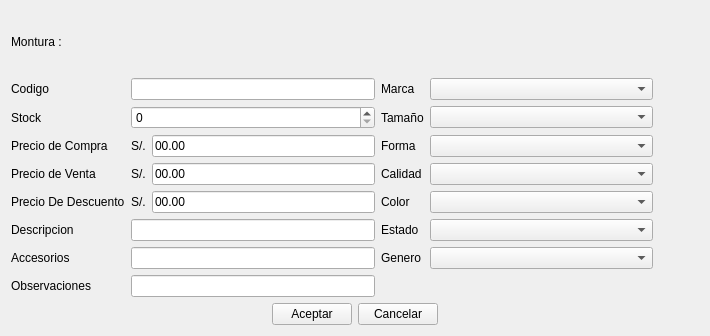
First picture: the form in producto/ui_agregarmontura.ui, repository rodety/manager, before the edit.
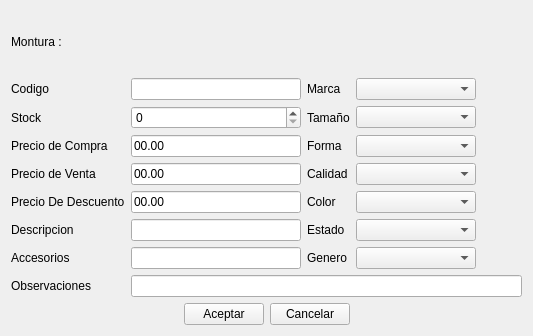
Second picture: the form after the edit. Icons and pictures are not drawn. Custom widgets are drawn as their Qt base class.

```diff
--- a/producto/ui_agregarmontura.ui
+++ b/producto/ui_agregarmontura.ui
@@ -6,7 +6,7 @@
    <rect>
     <x>0</x>
     <y>0</y>
-    <width>710</width>
+    <width>533</width>
     <height>336</height>
    </rect>
   </property>
@@ -14,104 +14,26 @@
    <string>Form</string>
   </property>
   <layout class="QGridLayout" name="gridLayout_2">
-   <item row="2" column="0">
-    <layout class="QHBoxLayout" name="horizontalLayout_2">
-     <item>
-      <spacer name="horizontalSpacer">
-       <property name="orientation">
-        <enum>Qt::Horizontal</enum>
-       </property>
-       <property name="sizeHint" stdset="0">
-        <size>
-         <width>40</width>
-         <height>20</height>
-        </size>
-       </property>
-      </spacer>
-     </item>
-     <item>
-      <widget class="QPushButton" name="pushButton_agregar">
-       <property name="text">
-        <string>Aceptar</string>
-       </property>
-       <property name="shortcut">
-        <string>Ctrl+G</string>
-       </property>
-      </widget>
-     </item>
-     <item>
-      <widget class="QPushButton" name="pushButton_cancelar">
-       <property name="text">
-        <string>Cancelar</string>
-       </property>
-       <property name="shortcut">
-        <string>Esc</string>
-       </property>
-      </widget>
-     </item>
-     <item>
-      <spacer name="horizontalSpacer_2">
-       <property name="orientation">
-        <enum>Qt::Horizontal</enum>
-       </property>
-       <property name="sizeHint" stdset="0">
-        <size>
-         <width>40</width>
-         <height>20</height>
-        </size>
-       </property>
-      </spacer>
-     </item>
-    </layout>
-   </item>
-   <item row="1" column="0">
-    <layout class="QGridLayout" name="gridLayout_3">
+   <item row="0" column="0">
+    <layout class="QGridLayout" name="gridLayout">
      <item row="0" column="0">
+      <widget class="QLabel" name="label_tiulo">
+       <property name="text">
+        <string>Montura :</string>
+       </property>
+      </widget>
+     </item>
+     <item row="1" column="0">
       <widget class="QLabel" name="label_2">
        <property name="text">
         <string>Codigo</string>
        </property>
       </widget>
      </item>
-     <item row="0" column="1" colspan="2">
+     <item row="1" column="1">
       <widget class="QLineEdit" name="lineEdit_codigo"/>
      </item>
-     <item row="2" column="1">
-      <widget class="QLabel" name="label_16">
-       <property name="text">
-        <string>S/.</string>
-       </property>
-      </widget>
-     </item>
-     <item row="3" column="1">
-      <widget class="QLabel" name="label_17">
-       <property name="text">
-        <string>S/.</string>
-       </property>
-      </widget>
-     </item>
-     <item row="1" column="0">
-      <widget class="QLabel" name="label_4">
-       <property name="text">
-        <string>Stock</string>
-       </property>
-      </widget>
-     </item>
-     <item row="4" column="0">
-      <widget class="QLabel" name="label_7">
-       <property name="text">
-        <string>Precio De Descuento</string>
-       </property>
-      </widget>
-     </item>
-     <item row="2" column="0">
-      <widget class="QLabel" name="label_13">
-       <property name="text">
-        <string>Precio de Compra</string>
-       </property>
-      </widget>
-     </item>
-     <item row="0" column="3">
+     <item row="1" column="2">
       <widget class="QLabel" name="label_8">
        <property name="sizePolicy">
         <sizepolicy hsizetype="Preferred" vsizetype="Preferred">
@@ -124,134 +46,114 @@
        </property>
       </widget>
      </item>
-     <item row="2" column="2">
-      <widget class="QLineEdit" name="lineEdit_precioCompra">
-       <property name="text">
-        <string>00.00</string>
+     <item row="1" column="3">
+      <widget class="MyComboBox" name="comboBox_marca">
+       <property name="sizePolicy">
+        <sizepolicy hsizetype="Expanding" vsizetype="Fixed">
+         <horstretch>0</horstretch>
+         <verstretch>0</verstretch>
+        </sizepolicy>
        </property>
       </widget>
      </item>
-     <item row="4" column="2">
-      <widget class="QLineEdit" name="lineEdit_precioDescuento">
-       <property name="minimumSize">
-        <size>
-         <width>170</width>
-         <height>0</height>
-        </size>
+     <item row="1" column="4">
+      <widget class="QPushButton" name="pushButton_xmarca">
+       <property name="sizePolicy">
+        <sizepolicy hsizetype="Fixed" vsizetype="Fixed">
+         <horstretch>0</horstretch>
+         <verstretch>0</verstretch>
+        </sizepolicy>
        </property>
        <property name="text">
-        <string>00.00</string>
+        <string/>
        </property>
-      </widget>
-     </item>
-     <item row="3" column="0">
-      <widget class="QLabel" name="label_12">
-       <property name="text">
-        <string>Precio de Venta</string>
+       <property name="icon">
+        <iconset resource="../Icons/Icons.qrc">
+         <normaloff>:/Icons/1349716373_monotone_close_exit_delete_small.png</normaloff>:/Icons/1349716373_monotone_close_exit_delete_small.png</iconset>
        </property>
-      </widget>
-     </item>
-     <item row="7" column="0">
-      <widget class="QLabel" name="label">
-       <property name="text">
-        <string>Observaciones</string>
+       <property name="autoDefault">
+        <bool>false</bool>
        </property>
+       <property name="flat">
+        <bool>true</bool>
+       </property>
       </widget>
      </item>
-     <item row="3" column="2">
-      <widget class="QLineEdit" name="lineEdit_precioVenta">
+     <item row="2" column="0">
+      <widget class="QLabel" name="label_4">
        <property name="text">
-        <string>00.00</string>
+        <string>Stock</string>
        </property>
       </widget>
      </item>
-     <item row="1" column="1" colspan="2">
+     <item row="2" column="1">
       <widget class="QSpinBox" name="spinBox_stock">
        <property name="maximum">
         <number>999999999</number>
        </property>
       </widget>
      </item>
-     <item row="4" column="5">
-      <widget class="QPushButton" name="pushButton_xcolor">
+     <item row="2" column="2">
+      <widget class="QLabel" name="label_9">
        <property name="sizePolicy">
-        <sizepolicy hsizetype="Fixed" vsizetype="Fixed">
+        <sizepolicy hsizetype="Preferred" vsizetype="Preferred">
          <horstretch>0</horstretch>
          <verstretch>0</verstretch>
         </sizepolicy>
        </property>
        <property name="text">
-        <string/>
-       </property>
-       <property name="icon">
-        <iconset resource="../Icons/Icons.qrc">
-         <normaloff>:/Icons/1349716373_monotone_close_exit_delete_small.png</normaloff>:/Icons/1349716373_monotone_close_exit_delete_small.png</iconset>
-       </property>
-       <property name="autoDefault">
-        <bool>false</bool>
-       </property>
-       <property name="flat">
-        <bool>true</bool>
-       </property>
-      </widget>
-     </item>
-     <item row="0" column="4">
-      <widget class="MyComboBox" name="comboBox_marca">
-       <property name="sizePolicy">
-        <sizepolicy hsizetype="Expanding" vsizetype="Fixed">
-         <horstretch>0</horstretch>
-         <verstretch>0</verstretch>
-        </sizepolicy>
-       </property>
-      </widget>
-     </item>
-     <item row="0" column="5">
-      <widget class="QPushButton" name="pushButton_xmarca">
-       <property name="sizePolicy">
-        <sizepolicy hsizetype="Fixed" vsizetype="Fixed">
-         <horstretch>0</horstretch>
-         <verstretch>0</verstretch>
-        </sizepolicy>
-       </property>
-       <property name="text">
-        <string/>
-       </property>
-       <property name="icon">
-        <iconset resource="../Icons/Icons.qrc">
-         <normaloff>:/Icons/1349716373_monotone_close_exit_delete_small.png</normaloff>:/Icons/1349716373_monotone_close_exit_delete_small.png</iconset>
-       </property>
-       <property name="autoDefault">
-        <bool>false</bool>
-       </property>
-       <property name="flat">
-        <bool>true</bool>
-       </property>
-      </widget>
-     </item>
-     <item row="1" column="5">
-      <widget class="QPushButton" name="pushButton_xtamanio">
-       <property name="sizePolicy">
-        <sizepolicy hsizetype="Fixed" vsizetype="Fixed">
-         <horstretch>0</horstretch>
-         <verstretch>0</verstretch>
-        </sizepolicy>
-       </property>
-       <property name="text">
-        <string/>
-       </property>
-       <property name="icon">
-        <iconset resource="../Icons/Icons.qrc">
-         <normaloff>:/Icons/1349716373_monotone_close_exit_delete_small.png</normaloff>:/Icons/1349716373_monotone_close_exit_delete_small.png</iconset>
-       </property>
-       <property name="autoDefault">
-        <bool>false</bool>
-       </property>
-       <property name="flat">
-        <bool>true</bool>
+        <string>Tamaño</string>
        </property>
       </widget>
      </item>
      <item row="2" column="3">
+      <widget class="MyComboBox" name="comboBox_tamanio">
+       <property name="sizePolicy">
+        <sizepolicy hsizetype="Expanding" vsizetype="Fixed">
+         <horstretch>0</horstretch>
+         <verstretch>0</verstretch>
+        </sizepolicy>
+       </property>
+      </widget>
+     </item>
+     <item row="2" column="4">
+      <widget class="QPushButton" name="pushButton_xtamanio">
+       <property name="sizePolicy">
+        <sizepolicy hsizetype="Fixed" vsizetype="Fixed">
+         <horstretch>0</horstretch>
+         <verstretch>0</verstretch>
+        </sizepolicy>
+       </property>
+       <property name="text">
+        <string/>
+       </property>
+       <property name="icon">
+        <iconset resource="../Icons/Icons.qrc">
+         <normaloff>:/Icons/1349716373_monotone_close_exit_delete_small.png</normaloff>:/Icons/1349716373_monotone_close_exit_delete_small.png</iconset>
+       </property>
+       <property name="autoDefault">
+        <bool>false</bool>
+       </property>
+       <property name="flat">
+        <bool>true</bool>
+       </property>
+      </widget>
+     </item>
+     <item row="3" column="0">
+      <widget class="QLabel" name="label_13">
+       <property name="text">
+        <string>Precio de Compra</string>
+       </property>
+      </widget>
+     </item>
+     <item row="3" column="1">
+      <widget class="QLineEdit" name="lineEdit_precioCompra">
+       <property name="text">
+        <string>00.00</string>
+       </property>
+      </widget>
+     </item>
+     <item row="3" column="2">
       <widget class="QLabel" name="label_10">
        <property name="sizePolicy">
         <sizepolicy hsizetype="Preferred" vsizetype="Preferred">
@@ -264,7 +166,7 @@
        </property>
       </widget>
      </item>
-     <item row="2" column="4">
+     <item row="3" column="3">
       <widget class="MyComboBox" name="comboBox_forma">
        <property name="sizePolicy">
         <sizepolicy hsizetype="Expanding" vsizetype="Fixed">
@@ -274,7 +176,7 @@
        </property>
       </widget>
      </item>
-     <item row="2" column="5">
+     <item row="3" column="4">
       <widget class="QPushButton" name="pushButton_xforma">
        <property name="sizePolicy">
         <sizepolicy hsizetype="Fixed" vsizetype="Fixed">
@@ -297,7 +199,21 @@
        </property>
       </widget>
      </item>
-     <item row="3" column="3">
+     <item row="4" column="0">
+      <widget class="QLabel" name="label_12">
+       <property name="text">
+        <string>Precio de Venta</string>
+       </property>
+      </widget>
+     </item>
+     <item row="4" column="1">
+      <widget class="QLineEdit" name="lineEdit_precioVenta">
+       <property name="text">
+        <string>00.00</string>
+       </property>
+      </widget>
+     </item>
+     <item row="4" column="2">
       <widget class="QLabel" name="label_11">
        <property name="sizePolicy">
         <sizepolicy hsizetype="Preferred" vsizetype="Preferred">
@@ -311,19 +227,6 @@
       </widget>
      </item>
      <item row="4" column="3">
-      <widget class="QLabel" name="label_15">
-       <property name="sizePolicy">
-        <sizepolicy hsizetype="Preferred" vsizetype="Preferred">
-         <horstretch>0</horstretch>
-         <verstretch>0</verstretch>
-        </sizepolicy>
-       </property>
-       <property name="text">
-        <string>Color</string>
-       </property>
-      </widget>
-     </item>
-     <item row="3" column="4">
       <widget class="MyComboBox" name="comboBox_calidad">
        <property name="sizePolicy">
         <sizepolicy hsizetype="Expanding" vsizetype="Fixed">
@@ -334,16 +237,6 @@
       </widget>
      </item>
      <item row="4" column="4">
-      <widget class="MyComboBox" name="comboBox_color">
-       <property name="sizePolicy">
-        <sizepolicy hsizetype="Expanding" vsizetype="Fixed">
-         <horstretch>0</horstretch>
-         <verstretch>0</verstretch>
-        </sizepolicy>
-       </property>
-      </widget>
-     </item>
-     <item row="3" column="5">
       <widget class="QPushButton" name="pushButton_xcalidad">
        <property name="sizePolicy">
         <sizepolicy hsizetype="Fixed" vsizetype="Fixed">
@@ -366,74 +259,93 @@
        </property>
       </widget>
      </item>
-     <item row="1" column="4">
-      <widget class="MyComboBox" name="comboBox_tamanio">
-       <property name="sizePolicy">
-        <sizepolicy hsizetype="Expanding" vsizetype="Fixed">
-         <horstretch>0</horstretch>
-         <verstretch>0</verstretch>
-        </sizepolicy>
-       </property>
-      </widget>
-     </item>
-     <item row="7" column="1" colspan="2">
-      <widget class="QLineEdit" name="lineEdit_observaciones">
-       <property name="readOnly">
-        <bool>false</bool>
-       </property>
-      </widget>
-     </item>
-     <item row="4" column="1">
-      <widget class="QLabel" name="label_18">
-       <property name="text">
-        <string>S/.</string>
-       </property>
-      </widget>
-     </item>
-     <item row="6" column="1" colspan="2">
-      <widget class="QLineEdit" name="lineEdit_accesorios"/>
-     </item>
-     <item row="1" column="3">
-      <widget class="QLabel" name="label_9">
-       <property name="sizePolicy">
-        <sizepolicy hsizetype="Preferred" vsizetype="Preferred">
-         <horstretch>0</horstretch>
-         <verstretch>0</verstretch>
-        </sizepolicy>
-       </property>
-       <property name="text">
-        <string>Tamaño</string>
-       </property>
-      </widget>
-     </item>
-     <item row="6" column="0">
-      <widget class="QLabel" name="label_6">
-       <property name="text">
-        <string>Accesorios</string>
-       </property>
-      </widget>
-     </item>
      <item row="5" column="0">
+      <widget class="QLabel" name="label_7">
+       <property name="text">
+        <string>Precio De Descuento</string>
+       </property>
+      </widget>
+     </item>
+     <item row="5" column="1">
+      <widget class="QLineEdit" name="lineEdit_precioDescuento">
+       <property name="minimumSize">
+        <size>
+         <width>170</width>
+         <height>0</height>
+        </size>
+       </property>
+       <property name="text">
+        <string>00.00</string>
+       </property>
+      </widget>
+     </item>
+     <item row="5" column="2">
+      <widget class="QLabel" name="label_15">
+       <property name="sizePolicy">
+        <sizepolicy hsizetype="Preferred" vsizetype="Preferred">
+         <horstretch>0</horstretch>
+         <verstretch>0</verstretch>
+        </sizepolicy>
+       </property>
+       <property name="text">
+        <string>Color</string>
+       </property>
+      </widget>
+     </item>
+     <item row="5" column="3">
+      <widget class="MyComboBox" name="comboBox_color">
+       <property name="sizePolicy">
+        <sizepolicy hsizetype="Expanding" vsizetype="Fixed">
+         <horstretch>0</horstretch>
+         <verstretch>0</verstretch>
+        </sizepolicy>
+       </property>
+      </widget>
+     </item>
+     <item row="5" column="4">
+      <widget class="QPushButton" name="pushButton_xcolor">
+       <property name="sizePolicy">
+        <sizepolicy hsizetype="Fixed" vsizetype="Fixed">
+         <horstretch>0</horstretch>
+         <verstretch>0</verstretch>
+        </sizepolicy>
+       </property>
+       <property name="text">
+        <string/>
+       </property>
+       <property name="icon">
+        <iconset resource="../Icons/Icons.qrc">
+         <normaloff>:/Icons/1349716373_monotone_close_exit_delete_small.png</normaloff>:/Icons/1349716373_monotone_close_exit_delete_small.png</iconset>
+       </property>
+       <property name="autoDefault">
+        <bool>false</bool>
+       </property>
+       <property name="flat">
+        <bool>true</bool>
+       </property>
+      </widget>
+     </item>
+     <item row="6" column="0">
       <widget class="QLabel" name="label_3">
        <property name="text">
         <string>Descripcion</string>
        </property>
       </widget>
      </item>
-     <item row="5" column="1" colspan="2">
+     <item row="6" column="1">
       <widget class="QLineEdit" name="lineEdit_descripcion"/>
      </item>
-     <item row="5" column="3">
+     <item row="6" column="2">
       <widget class="QLabel" name="label_estado">
        <property name="text">
         <string>Estado</string>
        </property>
       </widget>
      </item>
-     <item row="5" column="4">
+     <item row="6" column="3">
       <widget class="MyComboBox" name="comboBox_estado"/>
      </item>
-     <item row="5" column="5">
+     <item row="6" column="4">
       <widget class="QPushButton" name="pushButton_xestado">
        <property name="text">
         <string/>
@@ -447,17 +359,27 @@
        </property>
       </widget>
      </item>
-     <item row="6" column="3">
+     <item row="7" column="0">
+      <widget class="QLabel" name="label_6">
+       <property name="text">
+        <string>Accesorios</string>
+       </property>
+      </widget>
+     </item>
+     <item row="7" column="1">
+      <widget class="QLineEdit" name="lineEdit_accesorios"/>
+     </item>
+     <item row="7" column="2">
       <widget class="QLabel" name="label_5">
        <property name="text">
         <string>Genero</string>
        </property>
       </widget>
      </item>
-     <item row="6" column="4">
+     <item row="7" column="3">
       <widget class="MyComboBox" name="comboBox_genero"/>
      </item>
-     <item row="6" column="5">
+     <item row="7" column="4">
       <widget class="QPushButton" name="pushButton_xgenero">
        <property name="text">
         <string/>
@@ -471,14 +393,71 @@
        </property>
       </widget>
      </item>
+     <item row="8" column="0">
+      <widget class="QLabel" name="label">
+       <property name="text">
+        <string>Observaciones</string>
+       </property>
+      </widget>
+     </item>
+     <item row="8" column="1" colspan="4">
+      <widget class="QLineEdit" name="lineEdit_observaciones">
+       <property name="readOnly">
+        <bool>false</bool>
+       </property>
+      </widget>
+     </item>
     </layout>
    </item>
-   <item row="0" column="0">
-    <widget class="QLabel" name="label_tiulo">
-     <property name="text">
-      <string>Montura :</string>
-     </property>
-    </widget>
+   <item row="1" column="0">
+    <layout class="QHBoxLayout" name="horizontalLayout_2">
+     <item>
+      <spacer name="horizontalSpacer">
+       <property name="orientation">
+        <enum>Qt::Horizontal</enum>
+       </property>
+       <property name="sizeHint" stdset="0">
+        <size>
+         <width>40</width>
+         <height>20</height>
+        </size>
+       </property>
+      </spacer>
+     </item>
+     <item>
+      <widget class="QPushButton" name="pushButton_agregar">
+       <property name="text">
+        <string>Aceptar</string>
+       </property>
+       <property name="shortcut">
+        <string>Ctrl+G</string>
+       </property>
+      </widget>
+     </item>
+     <item>
+      <widget class="QPushButton" name="pushButton_cancelar">
+       <property name="text">
+        <string>Cancelar</string>
+       </property>
+       <property name="shortcut">
+        <string>Esc</string>
+       </property>
+      </widget>
+     </item>
+     <item>
+      <spacer name="horizontalSpacer_2">
+       <property name="orientation">
+        <enum>Qt::Horizontal</enum>
+       </property>
+       <property name="sizeHint" stdset="0">
+        <size>
+         <width>40</width>
+         <height>20</height>
+        </size>
+       </property>
+      </spacer>
+     </item>
+    </layout>
    </item>
   </layout>
  </widget>
```
Left out of the diff: 4 changed lines with no effect on the pictures.
